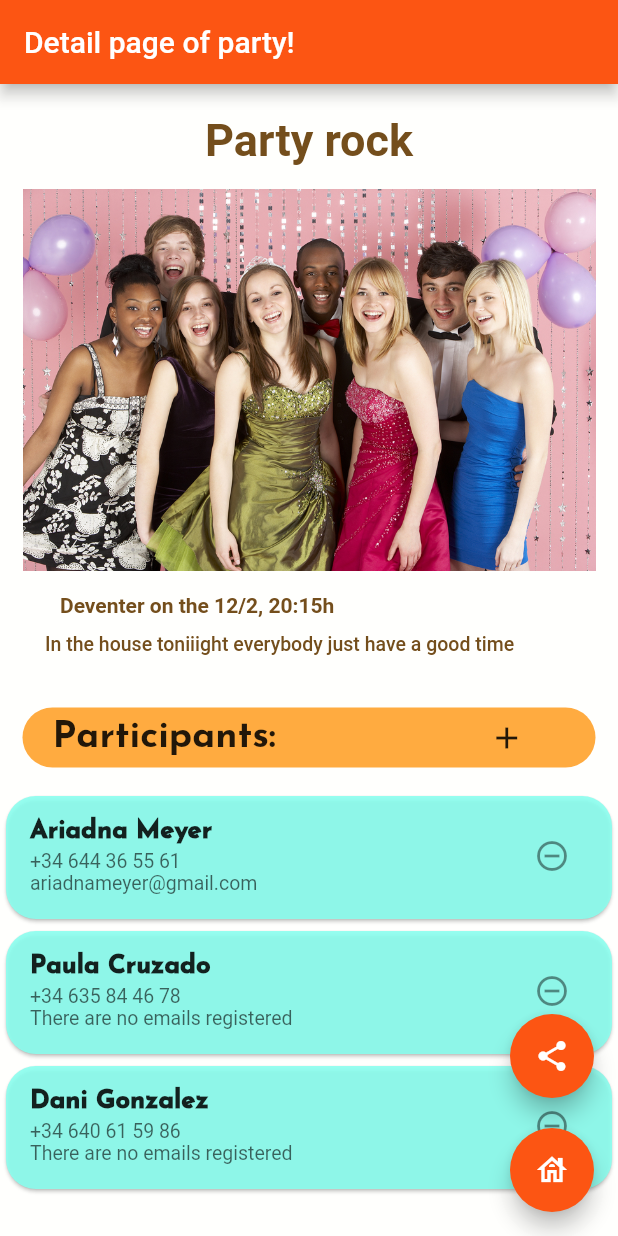
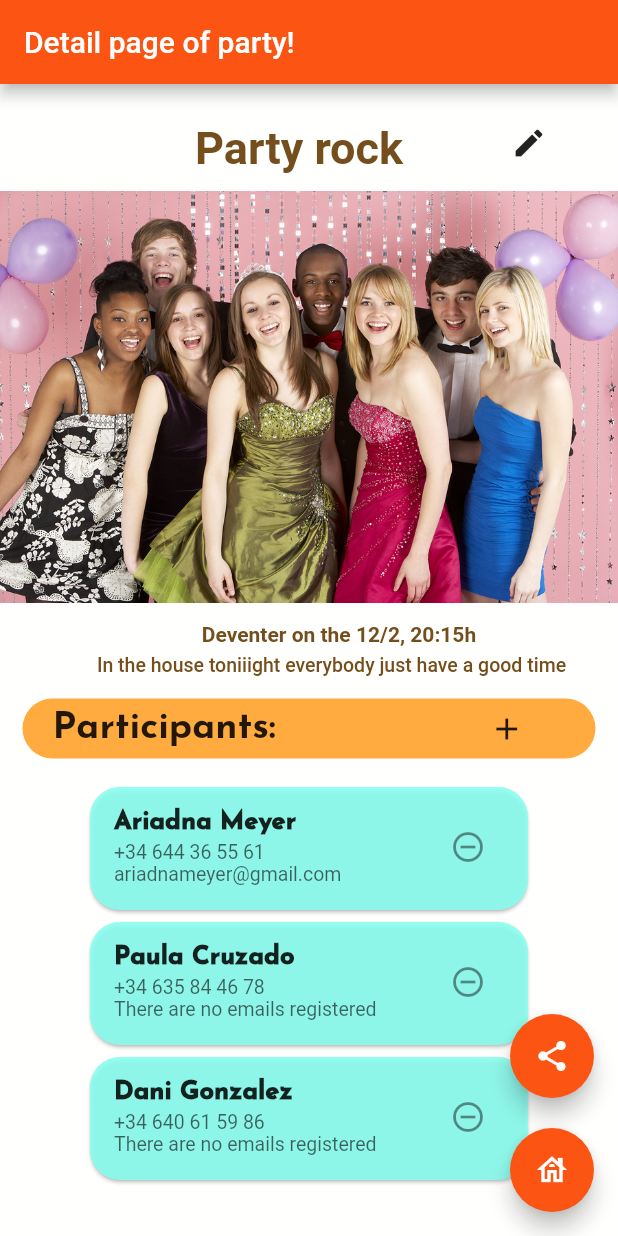
Before and after one commit to teyteymey/AAD-FlutterPrototype, a Flutter app: the screen it shows after launch, after a tap on "Party rock", on a phone screen of 412 x 824 dp. Run offline on Flutter 3.47's test engine with Material 2 defaults, Android fonts, the phone set to English and light mode, and no system bars; our stand-ins replace contacts_service, flutter_datetime_picker; missing offline and left inert: add_2_calendar.

Commit message:
layout of party details

```diff
--- a/flutter_aad/lib/PartyDetailsPage.dart
+++ b/flutter_aad/lib/PartyDetailsPage.dart
@@ -198,10 +198,12 @@ class _PartyDetailsPage extends State<PartyDetailsPage> {
       body: SafeArea(
         child: SingleChildScrollView(
             child: Column(
-          crossAxisAlignment: CrossAxisAlignment.stretch,
           children: [
-            const Padding(padding: EdgeInsets.all(10)),
-            Text(
+            Row(
+              children: [
+                Padding(
+                  padding: const EdgeInsets.only(left: 130, top: 15, right: 60),
+                  child: Text(
                     nameParty,
                     style: const TextStyle(
                         fontWeight: FontWeight.bold,
@@ -209,14 +211,21 @@ class _PartyDetailsPage extends State<PartyDetailsPage> {
                         fontSize: 30),
                     textAlign: TextAlign.center,
                   ),
+                ),
                 Padding(
-              padding: const EdgeInsets.all(15.0),
-              child: Image(
+                  padding: const EdgeInsets.only(top: 15, bottom: 8),
+                  child: IconButton(
+                    onPressed: () => {},
+                    icon: const Icon(Icons.edit),
+                  ),
+                )
+              ],
+            ),
+            Image(
               image: AssetImage("images/" + imageParty),
             ),
-            ),
             Padding(
-              padding: const EdgeInsets.only(left: 40),
+              padding: const EdgeInsets.only(left: 40, top: 13),
               child: Text(
                 locationParty + ' on the ' + timeParty,
                 style: const TextStyle(
@@ -226,7 +235,7 @@ class _PartyDetailsPage extends State<PartyDetailsPage> {
               ),
             ),
             Padding(
-              padding: const EdgeInsets.only(left: 30.0, top: 10, bottom: 20),
+              padding: const EdgeInsets.only(left: 30.0, top: 5),
               child: Text(
                 descriptionParty,
                 style: const TextStyle(
```
Lines whose indentation alone changed are shown as unchanged.
